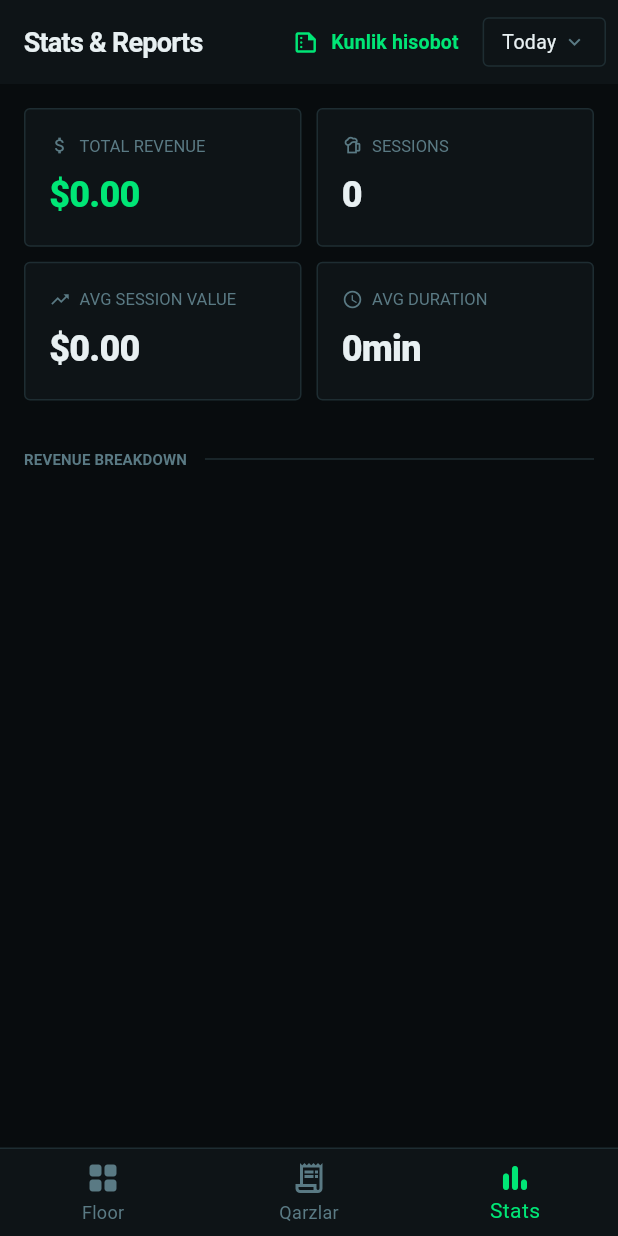
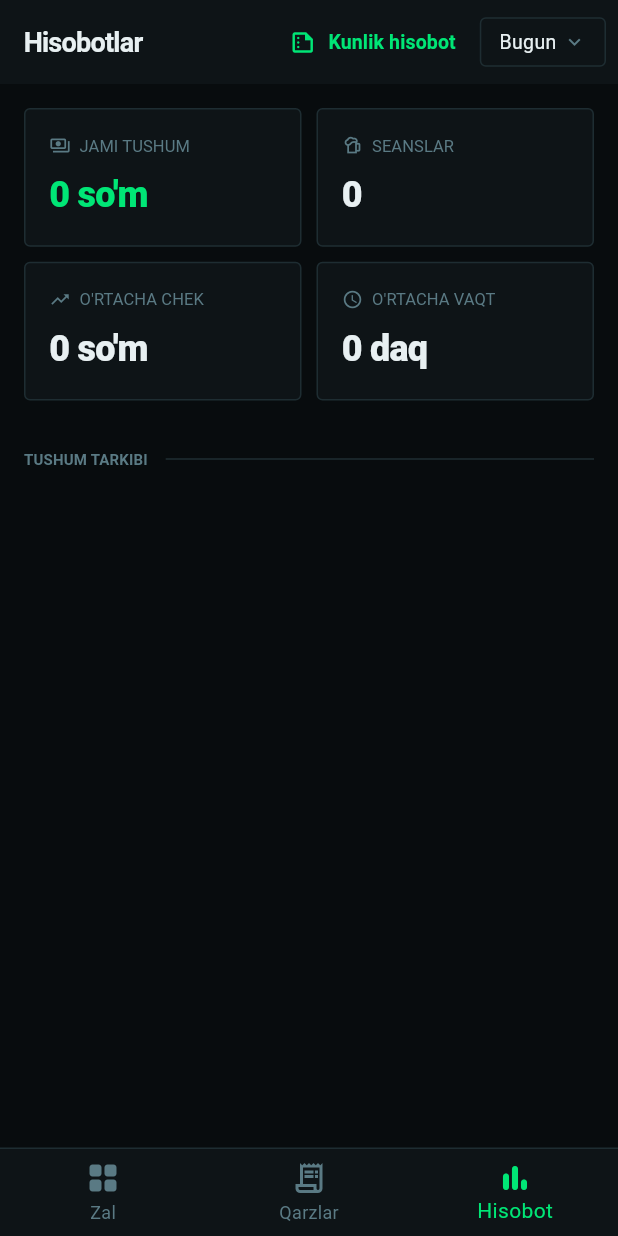
Before and after one commit to Sardorbee/claude_billiard_manage, a Flutter app: the screen it shows once a user with an empty profile is signed in, item 3 of the bottom bar chosen, on a phone screen of 412 x 824 dp. Run offline on Flutter 3.47's test engine with Material 3 defaults, Android fonts, the phone set to English and light mode, and no system bars; our stand-ins replace cloud_firestore, equatable, firebase_auth, firebase_core, firebase_database, fl_chart and 3 more; accounts and stored records are empty; network calls fail; Roboto replaces fonts that are missing (Syne).

Commit message:
Translate the app to Uzbek and show money in so'm
- All reachable screens in Uzbek (Latin), including statuses, roles
  and table types
- Money as whole so'm with spaced thousands; totals rounded to so'm
- Numeric dates with 24-hour time
- Drop the receipt's print button

Co-Authored-By: Claude Opus 5.5 <noreply@anthropic.com>

```diff
--- a/lib/blocs/blocs.dart
+++ b/lib/blocs/blocs.dart
@@ -83,7 +83,7 @@ class AuthBloc extends Bloc<AuthEvent, AuthState> {
       if (user != null) {
         emit(AuthAuthenticated(user));
       } else {
-        emit(const AuthError('User not found'));
+        emit(const AuthError('Foydalanuvchi topilmadi'));
       }
     } catch (e) {
       emit(AuthError(e.toString().replaceAll('Exception:', '').trim()));
@@ -375,7 +375,7 @@ class SessionActive extends SessionState {
 // Total = whole-session time (active + paused) + F&B - discount. Splits only
 // divide the time between payers, so they are not added on top.
   double get total =>
-      (subtotal - discountAmount).clamp(0, double.infinity).toDouble();
+      (subtotal - discountAmount).clamp(0, double.infinity).roundToDouble();
 
   int get activeSeconds => elapsedSeconds - pausedSeconds;
 
--- a/lib/models/models.dart
+++ b/lib/models/models.dart
@@ -236,7 +236,8 @@ class SessionModel {
   // Table time after the discount: the "table time" line of a report.
   double get netTimeCharge => timeCharge - discountAmount;
 
-  double get total => subtotal - discountAmount;
+  // Charged in whole so'm.
+  double get total => (subtotal - discountAmount).roundToDouble();
 
   // The amount actually charged; older sessions without one fall back to
   // the calculated total.
--- a/lib/repositories/repositories.dart
+++ b/lib/repositories/repositories.dart
@@ -200,7 +200,7 @@ class TableRepository {
 // ─── SESSION REPOSITORY ───────────────────────────────────────────────────────
 
 class SessionRepository {
-  static const counterSaleName = 'Counter';
+  static const counterSaleName = 'Stolsiz savdo';
 
   final FirebaseFirestore _db = FirebaseFirestore.instance;
   final DebtRepository _debts;
@@ -266,7 +266,7 @@ class SessionRepository {
       final tableSnap = await tx.get(tableRef);
       final t = tableSnap.data();
       if (t != null && t['status'] == 'active' && t['currentSessionId'] != null) {
-        throw Exception('${table.name} already has an active session');
+        throw Exception('${table.name} stolida faol seans bor');
       }
       tx.set(sessionRef, session.toFirestore());
       tx.update(tableRef, {'status': 'active', 'currentSessionId': sessionId});
@@ -340,7 +340,7 @@ class SessionRepository {
     await _db.runTransaction((tx) async {
       final to = (await tx.get(toRef)).data();
       if (to != null && to['status'] == 'active' && to['currentSessionId'] != null) {
-        throw Exception('$toTableName already has an active session');
+        throw Exception('$toTableName stolida faol seans bor');
       }
       final fromName = (await tx.get(sessionRef)).data()?['tableName'] ?? '';
       tx.update(sessionRef, {'tableId': toTableId, 'tableName': toTableName});
@@ -444,7 +444,7 @@ class SessionRepository {
   Future<void> _ensureActive(Transaction tx, DocumentReference<Map<String, dynamic>> sessionRef) async {
     final status = (await tx.get(sessionRef)).data()?['status'];
     if (status != 'active') {
-      throw Exception('This session is already ${status ?? 'closed'}');
+      throw Exception('Bu seans allaqachon yopilgan');
     }
   }
 
@@ -831,7 +831,7 @@ class DebtRepository {
     await _db.runTransaction((tx) async {
       final balance = ((await tx.get(customerRef)).data()?['balance'] ?? 0).toDouble();
       if (amount > balance) {
-        throw Exception('${customer.name} only owes ${balance.toStringAsFixed(2)}');
+        throw Exception("${customer.name} qarzi faqat ${_money(balance)} so'm");
       }
       await applyEntry(tx,
           venueId: venueId,
--- a/lib/screens/stats/daily_close_screen.dart
+++ b/lib/screens/stats/daily_close_screen.dart
@@ -124,7 +124,7 @@ class _DayPicker extends StatelessWidget {
 
   @override
   Widget build(BuildContext context) {
-    final time = DateFormat('d MMM HH:mm');
+    final time = DateFormat('dd.MM HH:mm');
     return Container(
       padding: const EdgeInsets.symmetric(horizontal: 8, vertical: 6),
       decoration: const BoxDecoration(
@@ -136,7 +136,7 @@ class _DayPicker extends StatelessWidget {
           Expanded(
             child: Column(
               children: [
-                Text(DateFormat('d MMMM yyyy').format(day.date),
+                Text(DateFormat('dd.MM.yyyy').format(day.date),
                     style: const TextStyle(
                         fontWeight: FontWeight.w800, fontSize: 15)),
                 Text('${time.format(day.start)} – ${time.format(day.end)}',
--- a/lib/screens/stats/stats_screen.dart
+++ b/lib/screens/stats/stats_screen.dart
@@ -27,7 +27,7 @@ class _StatsScreenState extends State<StatsScreen> {
     return Scaffold(
       backgroundColor: AppTheme.bg,
       appBar: AppBar(
-        title: const Text('Stats & Reports'),
+        title: const Text('Hisobotlar'),
         actions: [
           TextButton.icon(
             onPressed: () {
@@ -48,9 +48,9 @@ class _StatsScreenState extends State<StatsScreen> {
               _reload(context, r);
             },
             itemBuilder: (_) => [
-              const PopupMenuItem(value: 'today', child: Text('Today')),
-              const PopupMenuItem(value: 'week', child: Text('This Week')),
-              const PopupMenuItem(value: 'month', child: Text('This Month')),
+              const PopupMenuItem(value: 'today', child: Text('Bugun')),
+              const PopupMenuItem(value: 'week', child: Text('Shu hafta')),
+              const PopupMenuItem(value: 'month', child: Text('Shu oy')),
             ],
             child: Container(
               margin: const EdgeInsets.only(right: 8),
@@ -97,9 +97,9 @@ class _StatsScreenState extends State<StatsScreen> {
 
   String get _rangeLabel {
     switch (_range) {
-      case 'week': return 'This Week';
-      case 'month': return 'This Month';
-      default: return 'Today';
+      case 'week': return 'Shu hafta';
+      case 'month': return 'Shu oy';
+      default: return 'Bugun';
     }
   }
 }
@@ -123,31 +123,31 @@ class _StatsContent extends StatelessWidget {
           childAspectRatio: 2.0,
           children: [
             StatCard(
-              label: 'TOTAL REVENUE',
-              value: '\$${data.totalRevenue.toStringAsFixed(2)}',
+              label: 'JAMI TUSHUM',
+              value: formatCurrency(data.totalRevenue),
               valueColor: AppTheme.green,
-              icon: Icons.attach_money,
+              icon: Icons.payments_outlined,
             ),
             StatCard(
-              label: 'SESSIONS',
+              label: 'SEANSLAR',
               value: '${data.totalSessions}',
               icon: Icons.sports_bar_outlined,
             ),
             StatCard(
-              label: 'AVG SESSION VALUE',
-              value: '\$${data.avgSessionValue.toStringAsFixed(2)}',
+              label: "O'RTACHA CHEK",
+              value: formatCurrency(data.avgSessionValue),
               icon: Icons.trending_up,
             ),
             StatCard(
-              label: 'AVG DURATION',
-              value: '${data.avgSessionMinutes.toStringAsFixed(0)}min',
+              label: "O'RTACHA VAQT",
+              value: '${data.avgSessionMinutes.toStringAsFixed(0)} daq',
               icon: Icons.access_time,
             ),
           ],
         ),
 
         const SizedBox(height: 20),
-        SectionHeader('Revenue Breakdown'),
+        SectionHeader('Tushum tarkibi'),
         Row(
           children: [
             Expanded(child: _RevenueBreakdownBar(timeRevenue: data.timeRevenue, fbRevenue: data.fbRevenue, total: data.totalRevenue)),
@@ -157,7 +157,7 @@ class _StatsContent extends StatelessWidget {
         // Revenue by day chart
         if (data.revenueByDay.isNotEmpty) ...[
           const SizedBox(height: 20),
-          SectionHeader('Revenue by Day'),
+          SectionHeader("Kunlar bo'yicha tushum"),
           Container(
             height: 200,
             padding: const EdgeInsets.all(16),
@@ -173,7 +173,7 @@ class _StatsContent extends StatelessWidget {
         // Sessions by hour
         if (data.sessionsByHour.isNotEmpty) ...[
           const SizedBox(height: 20),
-          SectionHeader('Busy Hours'),
+          SectionHeader('Gavjum soatlar'),
           Container(
             height: 160,
             padding: const EdgeInsets.all(16),
@@ -189,10 +189,10 @@ class _StatsContent extends StatelessWidget {
         // Top tables
         if (data.revenueByTable.isNotEmpty) ...[
           const SizedBox(height: 20),
-          SectionHeader('Top Tables'),
+          SectionHeader('Eng faol stollar'),
           ...(_sortedByValue(data.revenueByTable).take(5).map((entry) => _RankRow(
             label: entry.key,
-            value: '\$${entry.value.toStringAsFixed(2)}',
+            value: formatCurrency(entry.value),
             maxValue: data.revenueByTable.values.reduce((a, b) => a > b ? a : b),
             currentValue: entry.value,
           ))),
@@ -201,7 +201,7 @@ class _StatsContent extends StatelessWidget {
         // Top menu items
         if (data.topMenuItems.isNotEmpty) ...[
           const SizedBox(height: 20),
-          SectionHeader('Top Menu Items'),
+          SectionHeader("Eng ko'p sotilgan"),
           ...(_sortedByValueInt(data.topMenuItems).take(5).map((entry) => _RankRow(
             label: entry.key,
             value: '×${entry.value}',
@@ -214,7 +214,7 @@ class _StatsContent extends StatelessWidget {
         // Recent sessions
         if (data.sessions.isNotEmpty) ...[
           const SizedBox(height: 20),
-          SectionHeader('Recent Sessions'),
+          SectionHeader("So'nggi seanslar"),
           ...data.sessions.take(10).map((s) => _SessionHistoryRow(session: s)),
         ],
 
@@ -262,9 +262,9 @@ class _RevenueBreakdownBar extends StatelessWidget {
           const SizedBox(height: 12),
           Row(
             children: [
-              _Legend(color: AppTheme.green, label: 'Time', value: '\$${timeRevenue.toStringAsFixed(2)}'),
+              _Legend(color: AppTheme.green, label: 'Stol vaqti', value: formatCurrency(timeRevenue)),
               const SizedBox(width: 24),
-              _Legend(color: AppTheme.blue, label: 'F&B', value: '\$${fbRevenue.toStringAsFixed(2)}'),
+              _Legend(color: AppTheme.blue, label: 'Mahsulotlar', value: formatCurrency(fbRevenue)),
             ],
           ),
         ],
@@ -314,7 +314,7 @@ class _RevenueChart extends StatelessWidget {
           getDrawingHorizontalLine: (_) => const FlLine(color: AppTheme.border, strokeWidth: 1),
         ),
         titlesData: FlTitlesData(
-          leftTitles: AxisTitles(sideTitles: SideTitles(showTitles: true, reservedSize: 40, getTitlesWidget: (v, _) => Text('\$${v.toInt()}', style: const TextStyle(color: AppTheme.textMuted, fontSize: 9)))),
+          leftTitles: AxisTitles(sideTitles: SideTitles(showTitles: true, reservedSize: 44, getTitlesWidget: (v, _) => Text(formatCompact(v), style: const TextStyle(color: AppTheme.textMuted, fontSize: 9)))),
           bottomTitles: AxisTitles(sideTitles: SideTitles(showTitles: true, getTitlesWidget: (v, _) {
             final idx = v.toInt();
             if (idx < 0 || idx >= entries.length) return const SizedBox();
@@ -436,7 +436,7 @@ class _SessionHistoryRow extends StatelessWidget {
           Column(
             crossAxisAlignment: CrossAxisAlignment.end,
             children: [
-              Text('\$${session.paidTotal.toStringAsFixed(2)}', style: const TextStyle(color: AppTheme.green, fontWeight: FontWeight.w800, fontSize: 15)),
+              Text(formatCurrency(session.paidTotal), style: const TextStyle(color: AppTheme.green, fontWeight: FontWeight.w800, fontSize: 15)),
               Text(formatTime(session.elapsedSeconds.toInt()), style: const TextStyle(color: AppTheme.textMuted, fontSize: 11)),
             ],
           ),
--- a/lib/utils/router.dart
+++ b/lib/utils/router.dart
@@ -188,16 +188,16 @@ class _BottomNav extends StatelessWidget {
         type: BottomNavigationBarType.fixed,
         items: [
           const BottomNavigationBarItem(
-              icon: Icon(Icons.grid_view_rounded), label: 'Floor'),
+              icon: Icon(Icons.grid_view_rounded), label: 'Zal'),
           // const BottomNavigationBarItem(icon: Icon(Icons.calendar_month_outlined), label: 'Bookings'),
           const BottomNavigationBarItem(
               icon: Icon(Icons.receipt_long_outlined), label: 'Qarzlar'),
           const BottomNavigationBarItem(
-              icon: Icon(Icons.bar_chart_rounded), label: 'Stats'),
+              icon: Icon(Icons.bar_chart_rounded), label: 'Hisobot'),
           if (isAdmin)
             const BottomNavigationBarItem(
                 icon: Icon(Icons.admin_panel_settings_outlined),
-                label: 'Admin'),
+                label: 'Boshqaruv'),
         ],
       ),
     );
```
Also changed, not shown: lib/screens/admin/admin_screen.dart (+52 -51 lines), lib/screens/debts/debts_screen.dart (+4 -4 lines), lib/screens/floor/floor_screen.dart (+23 -23 lines), lib/screens/login_screen.dart (+9 -9 lines), lib/screens/session/session_screen.dart (+87 -98 lines), lib/widgets/widgets.dart (+58 -15 lines), 1 other file.
